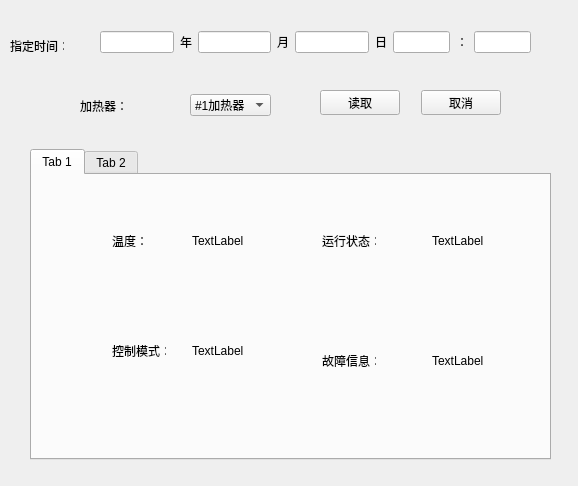
This is cheaterhistoryrecord.ui in samier958/heaterClient as Qt 5 draws it before an edit. The edited form follows.
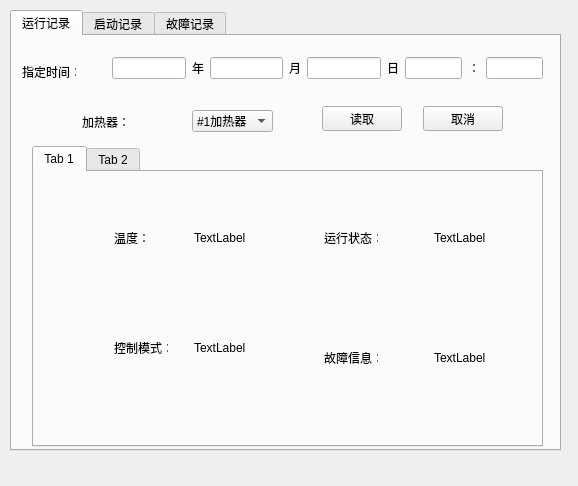
This is the edited form.

```diff
--- a/cheaterhistoryrecord.ui
+++ b/cheaterhistoryrecord.ui
@@ -13,11 +13,151 @@
   <property name="windowTitle">
    <string>Form</string>
   </property>
+  <widget class="QTabWidget" name="faultRecord">
+   <property name="geometry">
+    <rect>
+     <x>10</x>
+     <y>10</y>
+     <width>551</width>
+     <height>441</height>
+    </rect>
+   </property>
+   <property name="currentIndex">
+    <number>0</number>
+   </property>
+   <widget class="QWidget" name="Tab_1">
+    <attribute name="title">
+     <string>运行记录</string>
+    </attribute>
+    <widget class="QWidget" name="layoutWidget">
+     <property name="geometry">
+      <rect>
+       <x>70</x>
+       <y>70</y>
+       <width>191</width>
+       <height>31</height>
+      </rect>
+     </property>
+     <layout class="QHBoxLayout" name="horizontalLayout_6">
+      <item>
+       <widget class="QLabel" name="label_27">
+        <property name="text">
+         <string>加热器：</string>
+        </property>
+       </widget>
+      </item>
+      <item>
+       <spacer name="horizontalSpacer_3">
+        <property name="orientation">
+         <enum>Qt::Horizontal</enum>
+        </property>
+        <property name="sizeHint" stdset="0">
+         <size>
+          <width>40</width>
+          <height>20</height>
+         </size>
+        </property>
+       </spacer>
+      </item>
+      <item>
+       <widget class="QComboBox" name="hearterTag">
+        <item>
+         <property name="text">
+          <string>#1加热器</string>
+         </property>
+        </item>
+        <item>
+         <property name="text">
+          <string>#2加热器</string>
+         </property>
+        </item>
+        <item>
+         <property name="text">
+          <string>#3加热器</string>
+         </property>
+        </item>
+        <item>
+         <property name="text">
+          <string>#4加热器</string>
+         </property>
+        </item>
+        <item>
+         <property name="text">
+          <string>#5加热器</string>
+         </property>
+        </item>
+       </widget>
+      </item>
+     </layout>
+    </widget>
+    <widget class="QWidget" name="layoutWidget_2">
+     <property name="geometry">
+      <rect>
+       <x>100</x>
+       <y>20</y>
+       <width>431</width>
+       <height>24</height>
+      </rect>
+     </property>
+     <layout class="QHBoxLayout" name="horizontalLayout_7">
+      <item>
+       <layout class="QHBoxLayout" name="horizontalLayout_8">
+        <item>
+         <widget class="QLineEdit" name="recordTimeYear"/>
+        </item>
+        <item>
+         <widget class="QLabel" name="label_28">
+          <property name="text">
+           <string>年</string>
+          </property>
+         </widget>
+        </item>
+        <item>
+         <widget class="QLineEdit" name="recordTimeMonth"/>
+        </item>
+        <item>
+         <widget class="QLabel" name="label_29">
+          <property name="text">
+           <string>月</string>
+          </property>
+         </widget>
+        </item>
+        <item>
+         <widget class="QLineEdit" name="recordTimeDay"/>
+        </item>
+        <item>
+         <widget class="QLabel" name="label_30">
+          <property name="text">
+           <string>日</string>
+          </property>
+         </widget>
+        </item>
+       </layout>
+      </item>
+      <item>
+       <layout class="QHBoxLayout" name="horizontalLayout_9">
+        <item>
+         <widget class="QLineEdit" name="recordTimeHour"/>
+        </item>
+        <item>
+         <widget class="QLabel" name="label_31">
+          <property name="text">
+           <string>：</string>
+          </property>
+         </widget>
+        </item>
+        <item>
+         <widget class="QLineEdit" name="recordTimeMinute"/>
+        </item>
+       </layout>
+      </item>
+     </layout>
+    </widget>
   <widget class="QLabel" name="label">
    <property name="geometry">
     <rect>
      <x>10</x>
-     <y>40</y>
+       <y>30</y>
      <width>54</width>
      <height>12</height>
     </rect>
@@ -26,23 +166,23 @@
     <string>指定时间：</string>
    </property>
   </widget>
-  <widget class="QTabWidget" name="tabWidget">
+    <widget class="QTabWidget" name="tabWidget_2">
    <property name="geometry">
     <rect>
-     <x>30</x>
-     <y>149</y>
-     <width>521</width>
-     <height>311</height>
+       <x>20</x>
+       <y>110</y>
+       <width>511</width>
+       <height>301</height>
     </rect>
    </property>
    <property name="currentIndex">
     <number>0</number>
    </property>
-   <widget class="QWidget" name="tab">
+     <widget class="QWidget" name="tab_5">
     <attribute name="title">
      <string>Tab 1</string>
     </attribute>
-    <widget class="QLabel" name="label_7">
+      <widget class="QLabel" name="label_32">
      <property name="geometry">
       <rect>
        <x>80</x>
@@ -55,7 +195,7 @@
       <string>温度：</string>
      </property>
     </widget>
-    <widget class="QLabel" name="label_8">
+      <widget class="QLabel" name="label_33">
      <property name="geometry">
       <rect>
        <x>80</x>
@@ -68,7 +208,7 @@
       <string>控制模式：</string>
      </property>
     </widget>
-    <widget class="QLabel" name="label_9">
+      <widget class="QLabel" name="label_34">
      <property name="geometry">
       <rect>
        <x>290</x>
@@ -81,7 +221,7 @@
       <string>运行状态：</string>
      </property>
     </widget>
-    <widget class="QLabel" name="label_10">
+      <widget class="QLabel" name="label_35">
      <property name="geometry">
       <rect>
        <x>290</x>
@@ -94,7 +234,7 @@
       <string>故障信息：</string>
      </property>
     </widget>
-    <widget class="QLabel" name="label_18">
+      <widget class="QLabel" name="temperature">
      <property name="geometry">
       <rect>
        <x>160</x>
@@ -107,7 +247,7 @@
       <string>TextLabel</string>
      </property>
     </widget>
-    <widget class="QLabel" name="label_19">
+      <widget class="QLabel" name="controlMode">
      <property name="geometry">
       <rect>
        <x>160</x>
@@ -120,7 +260,7 @@
       <string>TextLabel</string>
      </property>
     </widget>
-    <widget class="QLabel" name="label_20">
+      <widget class="QLabel" name="runningStatus">
      <property name="geometry">
       <rect>
        <x>400</x>
@@ -133,7 +273,7 @@
       <string>TextLabel</string>
      </property>
     </widget>
-    <widget class="QLabel" name="label_21">
+      <widget class="QLabel" name="faultInfo">
      <property name="geometry">
       <rect>
        <x>400</x>
@@ -348,140 +488,16 @@
     </widget>
    </widget>
   </widget>
-  <widget class="QWidget" name="layoutWidget">
+    <widget class="QWidget" name="layoutWidget_3">
    <property name="geometry">
     <rect>
-     <x>80</x>
-     <y>90</y>
-     <width>191</width>
-     <height>31</height>
-    </rect>
-   </property>
-   <layout class="QHBoxLayout" name="horizontalLayout_3">
-    <item>
-     <widget class="QLabel" name="label_6">
-      <property name="text">
-       <string>加热器：</string>
-      </property>
-     </widget>
-    </item>
-    <item>
-     <spacer name="horizontalSpacer">
-      <property name="orientation">
-       <enum>Qt::Horizontal</enum>
-      </property>
-      <property name="sizeHint" stdset="0">
-       <size>
-        <width>40</width>
-        <height>20</height>
-       </size>
-      </property>
-     </spacer>
-    </item>
-    <item>
-     <widget class="QComboBox" name="comboBox">
-      <item>
-       <property name="text">
-        <string>#1加热器</string>
-       </property>
-      </item>
-      <item>
-       <property name="text">
-        <string>#2加热器</string>
-       </property>
-      </item>
-      <item>
-       <property name="text">
-        <string>#3加热器</string>
-       </property>
-      </item>
-      <item>
-       <property name="text">
-        <string>#4加热器</string>
-       </property>
-      </item>
-      <item>
-       <property name="text">
-        <string>#5加热器</string>
-       </property>
-      </item>
-     </widget>
-    </item>
-   </layout>
-  </widget>
-  <widget class="QWidget" name="layoutWidget">
-   <property name="geometry">
-    <rect>
-     <x>100</x>
-     <y>30</y>
-     <width>431</width>
-     <height>24</height>
-    </rect>
-   </property>
-   <layout class="QHBoxLayout" name="horizontalLayout_4">
-    <item>
-     <layout class="QHBoxLayout" name="horizontalLayout">
-      <item>
-       <widget class="QLineEdit" name="lineEdit"/>
-      </item>
-      <item>
-       <widget class="QLabel" name="label_2">
-        <property name="text">
-         <string>年</string>
-        </property>
-       </widget>
-      </item>
-      <item>
-       <widget class="QLineEdit" name="lineEdit_2"/>
-      </item>
-      <item>
-       <widget class="QLabel" name="label_3">
-        <property name="text">
-         <string>月</string>
-        </property>
-       </widget>
-      </item>
-      <item>
-       <widget class="QLineEdit" name="lineEdit_3"/>
-      </item>
-      <item>
-       <widget class="QLabel" name="label_4">
-        <property name="text">
-         <string>日</string>
-        </property>
-       </widget>
-      </item>
-     </layout>
-    </item>
-    <item>
-     <layout class="QHBoxLayout" name="horizontalLayout_2">
-      <item>
-       <widget class="QLineEdit" name="lineEdit_4"/>
-      </item>
-      <item>
-       <widget class="QLabel" name="label_5">
-        <property name="text">
-         <string>：</string>
-        </property>
-       </widget>
-      </item>
-      <item>
-       <widget class="QLineEdit" name="lineEdit_5"/>
-      </item>
-     </layout>
-    </item>
-   </layout>
-  </widget>
-  <widget class="QWidget" name="layoutWidget">
-   <property name="geometry">
-    <rect>
-     <x>320</x>
-     <y>90</y>
+       <x>310</x>
+       <y>70</y>
      <width>181</width>
      <height>25</height>
     </rect>
    </property>
-   <layout class="QHBoxLayout" name="horizontalLayout_5">
+     <layout class="QHBoxLayout" name="horizontalLayout_10">
     <item>
      <widget class="QPushButton" name="pushButton">
       <property name="text">
@@ -510,6 +526,38 @@
      </widget>
     </item>
    </layout>
+    </widget>
+   </widget>
+   <widget class="QWidget" name="tab_3">
+    <attribute name="title">
+     <string>启动记录</string>
+    </attribute>
+    <widget class="QTableWidget" name="workRecord">
+     <property name="geometry">
+      <rect>
+       <x>10</x>
+       <y>30</y>
+       <width>521</width>
+       <height>361</height>
+      </rect>
+     </property>
+    </widget>
+   </widget>
+   <widget class="QWidget" name="tab">
+    <attribute name="title">
+     <string>故障记录</string>
+    </attribute>
+    <widget class="QTableWidget" name="tableWidget_2">
+     <property name="geometry">
+      <rect>
+       <x>10</x>
+       <y>10</y>
+       <width>521</width>
+       <height>371</height>
+      </rect>
+     </property>
+    </widget>
+   </widget>
   </widget>
  </widget>
  <resources/>
```
Left out of the diff: 38 changed lines with no effect on the pictures. Lines whose indentation alone changed are shown as unchanged.
